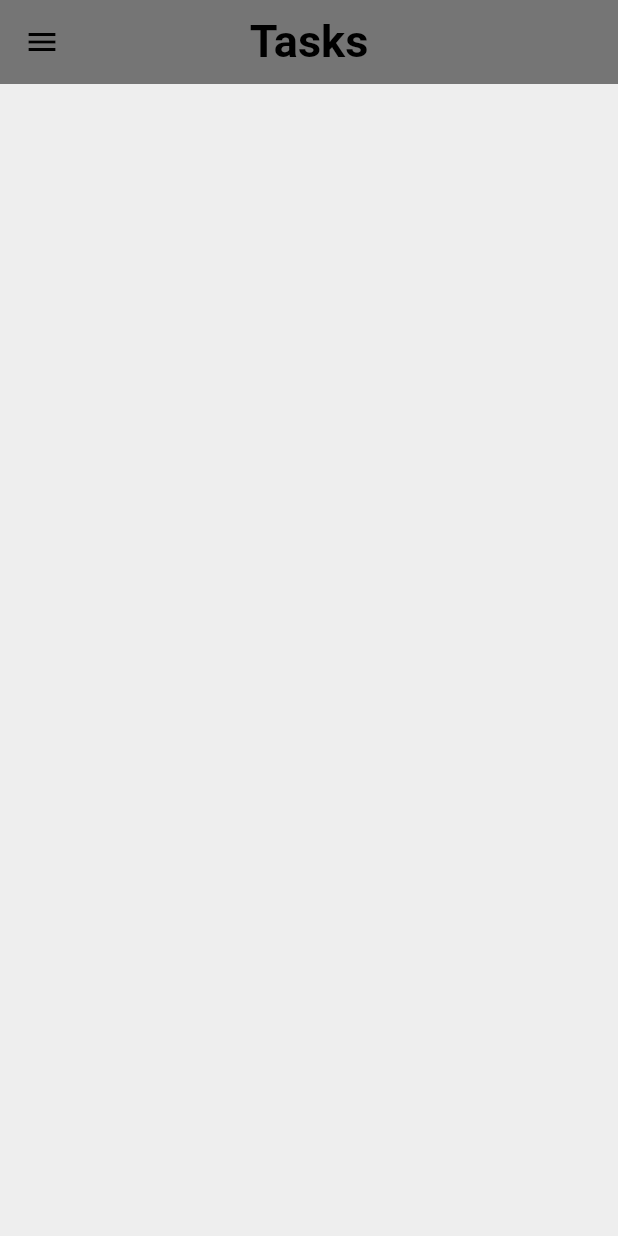
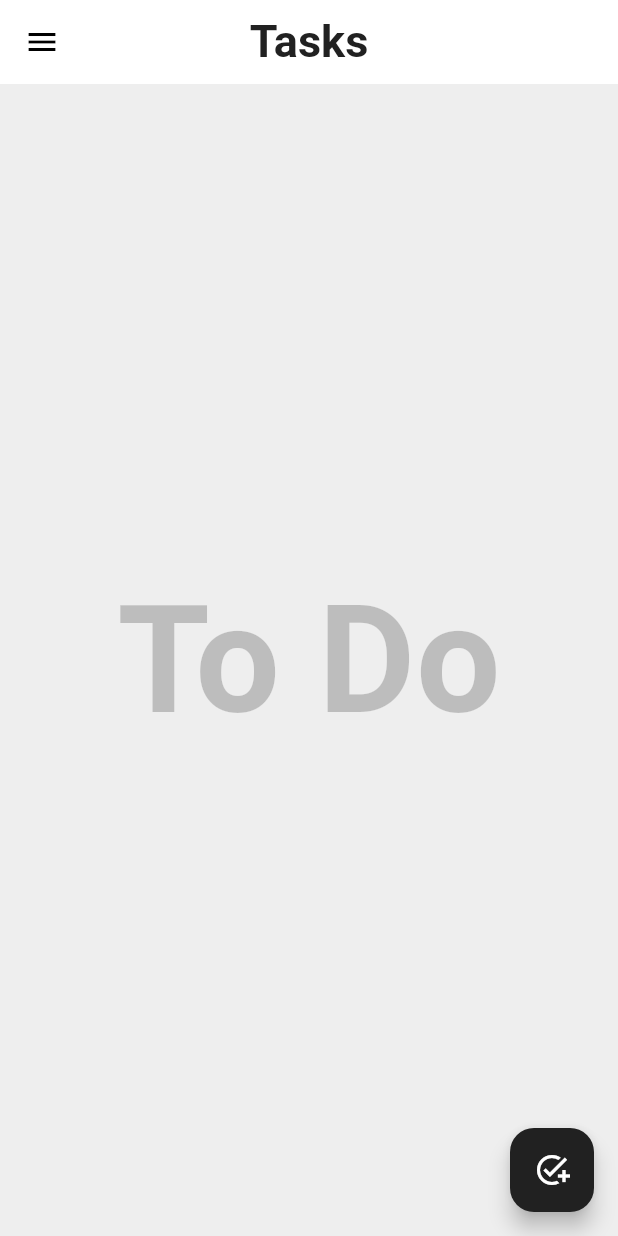
Before and after one commit to Al-Qaid/to_do_app, a Flutter app: the screen it shows after launch, on a phone screen of 412 x 824 dp. Run offline on Flutter 3.47's test engine with Material 3 defaults, Android fonts, the phone set to English and light mode, and no system bars; our stand-ins replace flutter_slidable; statements that could not run were skipped.

```diff
--- a/lib/pages/home_page.dart
+++ b/lib/pages/home_page.dart
@@ -1,5 +1,7 @@
 import 'package:flutter/material.dart';
+import 'package:todo_app/utils/dailog_box.dart';
 import 'package:todo_app/utils/my_drawer.dart';
+import 'package:todo_app/utils/todo_tile.dart';
 
 class HomePage extends StatefulWidget {
   const HomePage({super.key});
@@ -9,6 +11,82 @@ class HomePage extends StatefulWidget {
 }
 
 class _HomePageState extends State<HomePage> {
+
+
+
+  //Create a new task
+  void createNewTask() {
+    showDialog(
+      context: context,
+      builder: (context) {
+        return DialogBox(
+          controller: _controller,
+          onSave: SaveNewTask,
+          onCancel: () => Navigator.of(context).pop(),
+        );
+      },
+    );
+  }
+
+
+  //Save a new Task
+  void SaveNewTask() {
+    setState(() {
+      db.toDoList.add([_controller.text, false]);
+      _controller.clear();
+    });
+    Navigator.of(context).pop();
+    db.updateDataBase();
+  }
+
+
+  //CheckBox Method // checkbox was tapped
+  void checkBoxChanged(bool? value, int index) {
+    setState(() {
+      db.toDoList[index][1] = !db.toDoList[index][1];
+    });
+    db.updateDataBase();
+  }
+
+
+  //delete Task
+  void deleteTask(int index) {
+    setState(() {
+      db.toDoList.removeAt(index);
+    });
+    db.updateDataBase();
+  }
+  // Text Controller
+  final _controller = TextEditingController();
+
+
+
+  //Create a new task
+  void createNewTask() {
+    showDialog(
+      context: context,
+      builder: (context) {
+        return DailogBox(
+          controller: _controller,
+          onSave: SaveNewTask,
+          onCancel: () => Navigator.of(context).pop(),
+        );
+      },
+    );
+  }
+
+  @override
+  void initState() {
+    //If this is the first time opening the App then create Default Data
+    if (_mybox.get("TODOLIST") == null) {
+      db.createInitialData();
+    } else {
+      //there are already exists data
+      db.loadData();
+    }
+
+    super.initState();
+  }
   @override
   Widget build(BuildContext context) {
     return Scaffold(
@@ -19,14 +97,48 @@ class _HomePageState extends State<HomePage> {
             style: TextStyle(
               fontSize: 30,
               fontWeight: FontWeight.bold,
-            color: Theme.of(context).colorScheme.inverseSurface,
+              color: Theme.of(context).colorScheme.inversePrimary,
             ),
           ),
           centerTitle: true,
-        backgroundColor: Theme.of(context).colorScheme.primary,
+          backgroundColor: Theme.of(context).colorScheme.onPrimaryFixedVariant,
         ),
       drawer: const MyDrawer(),
-      body: const Stack(),
+       floatingActionButton: FloatingActionButton(
+          backgroundColor: Theme.of(context).colorScheme.inversePrimary,
+          onPressed: createNewTask,
+          child: const Icon(Icons.add_task_outlined),
+        ),
+      body: Stack(
+        children: [
+              ListView.builder(
+                itemCount: db.toDoList.length,
+                itemBuilder: (context, index) {
+                  return TodoTile(
+                    taskName: db.toDoList[index][0],
+                    taskCompleted: db.toDoList[index][1],
+                    onChanged: (value) => checkBoxChanged(value, index),
+                    deleteMethod: (context) => deleteTask(index),
+                  );
+                },
+              ),
+              const Positioned.fill(
+                child: Opacity(
+                  opacity: 0.2,
+                  child: Center(
+                    child: Text(
+                      'To Do',
+                      style: TextStyle(
+                        // color: Colors.blue,
+                        fontSize: 100,
+                        fontWeight: FontWeight.bold,
+                      ),
+                    ),
+                  ),
+                ),
+              ),
+            ],
+      ),
     );
   }
 }
--- a/pubspec.yaml
+++ b/pubspec.yaml
@@ -37,6 +37,8 @@ dependencies:
   cupertino_icons: ^1.0.6
   provider: ^6.1.2
   flutter_slidable: ^3.1.0
+  hive: ^2.2.3
+  hive_flutter: ^1.1.0
 
 dev_dependencies:
   flutter_test:
```
Also changed, not shown: pubspec.lock, 1 other file. Lines whose indentation alone changed are shown as unchanged.
